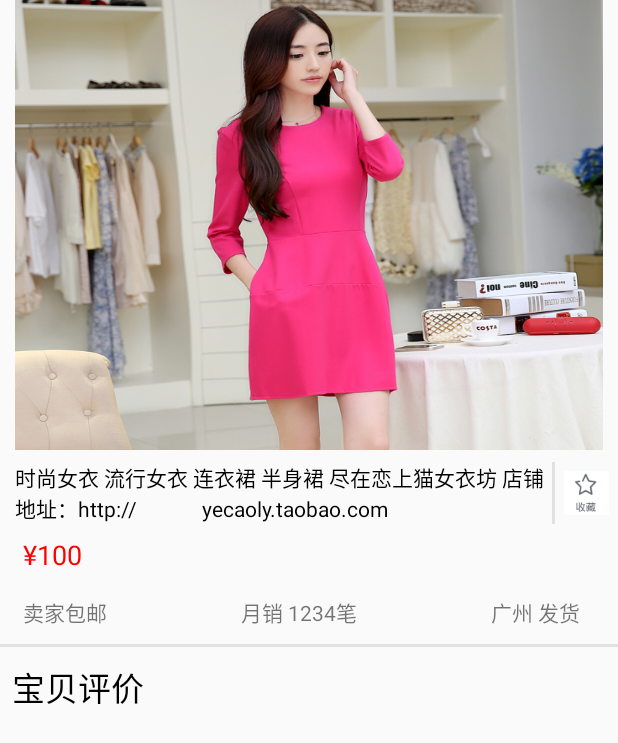
After one commit to WakesyChen/Taobao, an Android app: the layout activity_detail_head.xml on its own in the app's theme, with its tools: preview values and no code run, on a phone screen of 412 x 824 dp. The commit adds this screen. Shown: the top 743 px of the screen. Run offline under Robolectric (Android 15) with nearby library versions, the phone set to English and light mode, and no system bars.

Commit message:
update project

```diff
--- a/app/src/main/AndroidManifest.xml
+++ b/app/src/main/AndroidManifest.xml
@@ -17,6 +17,7 @@
                 <category android:name="android.intent.category.LAUNCHER" />
             </intent-filter>
         </activity>
+        <activity android:name=".activities.Detail"></activity>
     </application>
 
 </manifest>
--- /dev/null
+++ b/app/src/main/res/layout/activity_detail_head.xml
@@ -0,0 +1,95 @@
+<?xml version="1.0" encoding="utf-8"?>
+<LinearLayout xmlns:android="http://schemas.android.com/apk/res/android"
+    android:layout_width="match_parent"
+    android:layout_height="match_parent"
+    android:orientation="vertical">
+
+
+    <!-- 图片-->
+
+    <ImageView
+        android:id="@+id/lv_head_girl"
+        android:layout_marginLeft="10dp"
+        android:layout_marginRight="10dp"
+        android:layout_width="wrap_content"
+        android:layout_height="300dp"
+        android:scaleType="fitXY"
+        android:background="@mipmap/detail_show_1"/>
+
+    <LinearLayout
+        android:layout_marginTop="8dp"
+        android:layout_width="match_parent"
+        android:orientation="horizontal"
+        android:gravity="center_horizontal"
+        android:layout_height="wrap_content">
+        <TextView
+            android:layout_marginLeft="10dp"
+            android:textColor="#000"
+            android:text="时尚女衣 流行女衣 连衣裙 半身裙 尽在恋上猫女衣坊 店铺地址：http://
+            yecaoly.taobao.com"
+            android:layout_width="0dp"
+            android:layout_height="wrap_content"
+            android:maxLines="3"
+            android:layout_weight="1"/>
+        <TextView
+            android:layout_width="2dp"
+            android:background="@color/line"
+            android:layout_height="match_parent" />
+        <ImageView
+            android:id="@+id/detail_img_collect"
+            android:layout_width="wrap_content"
+            android:layout_margin="6dp"
+            android:layout_height="wrap_content"
+            android:background="@mipmap/second_2"/>
+
+
+    </LinearLayout>
+    <TextView
+        android:layout_marginTop="8dp"
+        android:layout_marginLeft="15dp"
+        android:textSize="18sp"
+        android:text="¥100"
+        android:textColor="#ff0000"
+        android:layout_width="wrap_content"
+        android:layout_height="wrap_content" />
+    <LinearLayout
+        android:padding="5dp"
+        android:layout_marginTop="10dp"
+        android:orientation="horizontal"
+        android:layout_width="match_parent"
+        android:layout_height="wrap_content">
+
+        <TextView
+            android:layout_marginLeft="10dp"
+            android:text="卖家包邮"
+            android:layout_width="wrap_content"
+            android:layout_height="wrap_content" />
+        <TextView
+            android:gravity="center"
+            android:text="月销 1234笔"
+            android:layout_width="0dp"
+            android:layout_weight="1"
+            android:layout_height="wrap_content" />
+        <TextView
+            android:layout_marginRight="20dp"
+            android:text="广州 发货"
+            android:layout_width="wrap_content"
+            android:layout_height="wrap_content" />
+    </LinearLayout>
+    <TextView
+        android:layout_marginTop="5dp"
+        android:layout_marginBottom="10dp"
+        android:layout_width="match_parent"
+        android:layout_height="2dp"
+        android:background="@color/line"
+        ></TextView>
+
+    <TextView
+        android:layout_marginLeft="8dp"
+        android:layout_width="wrap_content"
+        android:layout_height="wrap_content"
+        android:text="宝贝评价"
+        android:textSize="22sp"
+        android:textColor="@color/color_black"/>
+
+</LinearLayout>
--- a/app/src/main/res/layout/fragment4_frag1.xml
+++ b/app/src/main/res/layout/fragment4_frag1.xml
@@ -5,6 +5,8 @@
     android:orientation="vertical">
 
     <LinearLayout
+        android:layout_marginTop="120dp"
+
         android:gravity="center"
         android:layout_width="match_parent"
         android:layout_height="match_parent"
--- a/app/src/main/res/layout/fragment4_frag2.xml
+++ b/app/src/main/res/layout/fragment4_frag2.xml
@@ -7,6 +7,8 @@
     android:orientation="vertical">
 
     <LinearLayout
+        android:layout_marginTop="120dp"
+
         android:gravity="center"
         android:layout_width="match_parent"
         android:layout_height="match_parent"
--- a/app/src/main/res/layout/fragment4_frag3.xml
+++ b/app/src/main/res/layout/fragment4_frag3.xml
@@ -7,6 +7,7 @@
     android:orientation="vertical">
 
     <LinearLayout
+        android:layout_marginTop="120dp"
         android:gravity="center"
         android:layout_width="match_parent"
         android:layout_height="match_parent"
@@ -19,7 +20,7 @@
             android:scaleType="fitXY"/>
         <TextView
             android:layout_marginTop="20dp"
-            android:textSize="30sp"
+            android:textSize="22sp"
             android:textColor="#000"
             android:text="看起来宝贝库存很丰满"
             android:layout_width="wrap_content"
```
Also changed, not shown: app/src/main/java/com/example/taobaodemo/activities/Detail.java (added, +69 -0 lines), app/src/main/java/com/example/taobaodemo/fragments/fragment2_guide/Fragment2_guide.java (+10 -0 lines), app/src/main/res/layout/activity_detail.xml (added, +66 -0 lines), app/src/main/res/layout/activity_detatil_listview_item.xml (added, +46 -0 lines).
